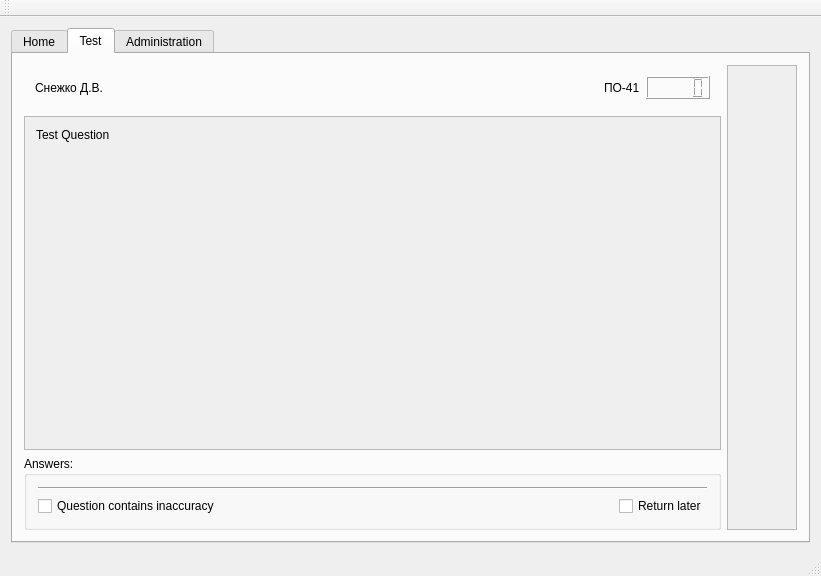
The window that mainwindow.ui (LibertaSoft/QTester) describes before a commit, drawn with Qt 5.
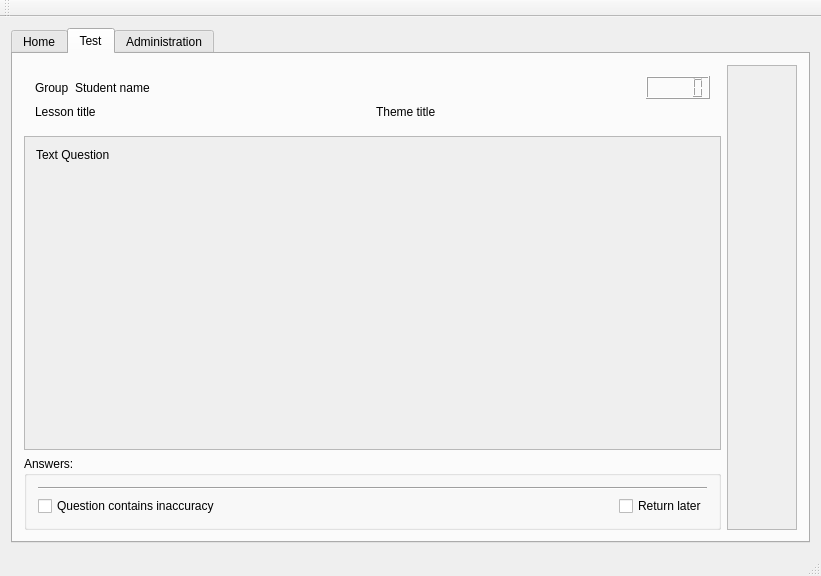
The same window after the commit.

```diff
--- a/mainwindow.ui
+++ b/mainwindow.ui
@@ -92,7 +92,14 @@
            <widget class="QWidget" name="widget" native="true">
             <layout class="QVBoxLayout" name="verticalLayout_5">
              <item>
-              <layout class="QHBoxLayout" name="horizontalLayout_6">
+              <layout class="QHBoxLayout" name="HLay_GroupStudent">
+               <item>
+                <widget class="QLabel" name="Label_userGroup">
+                 <property name="text">
+                  <string>Group</string>
+                 </property>
+                </widget>
+               </item>
                <item>
                 <widget class="QLabel" name="Label_userName">
                  <property name="sizePolicy">
@@ -102,14 +109,7 @@
                   </sizepolicy>
                  </property>
                  <property name="text">
-                  <string>Снежко Д.В.</string>
-                 </property>
-                </widget>
-               </item>
-               <item>
-                <widget class="QLabel" name="Label_userGroup">
-                 <property name="text">
-                  <string>ПО-41</string>
+                  <string>Student name</string>
                  </property>
                 </widget>
                </item>
@@ -118,6 +118,24 @@
                </item>
               </layout>
              </item>
+             <item>
+              <layout class="QHBoxLayout" name="HLay_LessonTheme">
+               <item>
+                <widget class="QLabel" name="Label_LessonTitle">
+                 <property name="text">
+                  <string>Lesson title</string>
+                 </property>
+                </widget>
+               </item>
+               <item>
+                <widget class="QLabel" name="Label_ThemeTitle">
+                 <property name="text">
+                  <string>Theme title</string>
+                 </property>
+                </widget>
+               </item>
+              </layout>
+             </item>
             </layout>
            </widget>
           </item>
@@ -131,15 +149,15 @@
               <rect>
                <x>0</x>
                <y>0</y>
-               <width>693</width>
-               <height>297</height>
+               <width>696</width>
+               <height>268</height>
               </rect>
              </property>
              <layout class="QVBoxLayout" name="verticalLayout_3">
               <item>
                <widget class="QLabel" name="Label_Question">
                 <property name="text">
-                 <string>Test Question</string>
+                 <string>Text Question</string>
                 </property>
                 <property name="scaledContents">
                  <bool>false</bool>
```
Left out of the diff: 4 changed lines with no effect on the pictures.
